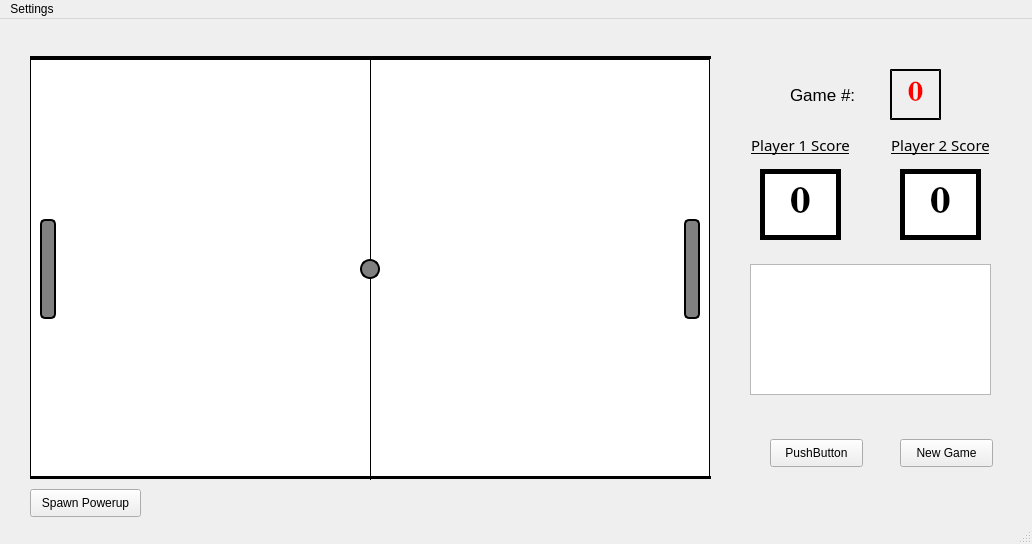
This is mainwindow.ui in DavidLengel/SuperPong as Qt 5 draws it before an edit. The edited form follows.
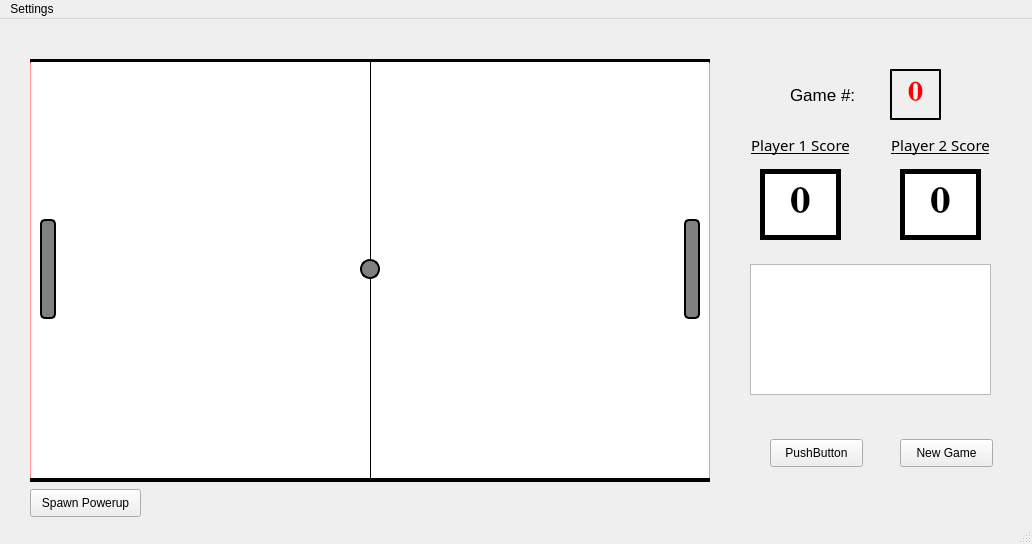
This is the edited form. Icons and pictures are not drawn.

What changed in the file:
```diff
--- a/mainwindow.ui
+++ b/mainwindow.ui
@@ -1542,9 +1542,9 @@
     <property name="geometry">
      <rect>
       <x>30</x>
-      <y>30</y>
-      <width>681</width>
-      <height>16</height>
+      <y>40</y>
+      <width>680</width>
+      <height>3</height>
      </rect>
     </property>
     <property name="frameShadow">
@@ -1561,9 +1561,9 @@
     <property name="geometry">
      <rect>
       <x>30</x>
-      <y>450</y>
-      <width>681</width>
-      <height>16</height>
+      <y>460</y>
+      <width>680</width>
+      <height>3</height>
      </rect>
     </property>
     <property name="frameShadow">
@@ -2657,17 +2657,944 @@
      <set>Qt::AlignCenter</set>
     </property>
    </widget>
-   <widget class="QWidget" name="horizontalLayoutWidget">
+   <widget class="Line" name="goal1">
     <property name="geometry">
      <rect>
-      <x>29</x>
-      <y>39</y>
-      <width>681</width>
-      <height>421</height>
+      <x>30</x>
+      <y>43</y>
+      <width>1</width>
+      <height>417</height>
      </rect>
     </property>
-    <layout class="QHBoxLayout" name="horizontalLayout"/>
+    <property name="palette">
+     <palette>
+      <active>
+       <colorrole role="WindowText">
+        <brush brushstyle="SolidPattern">
+         <color alpha="255">
+          <red>0</red>
+          <green>0</green>
+          <blue>0</blue>
+         </color>
+        </brush>
+       </colorrole>
+       <colorrole role="Button">
+        <brush brushstyle="SolidPattern">
+         <color alpha="255">
+          <red>239</red>
+          <green>41</green>
+          <blue>41</blue>
+         </color>
+        </brush>
+       </colorrole>
+       <colorrole role="Light">
+        <brush brushstyle="SolidPattern">
+         <color alpha="255">
+          <red>255</red>
+          <green>147</green>
+          <blue>147</blue>
+         </color>
+        </brush>
+       </colorrole>
+       <colorrole role="Midlight">
+        <brush brushstyle="SolidPattern">
+         <color alpha="255">
+          <red>247</red>
+          <green>94</green>
+          <blue>94</blue>
+         </color>
+        </brush>
+       </colorrole>
+       <colorrole role="Dark">
+        <brush brushstyle="SolidPattern">
+         <color alpha="255">
+          <red>119</red>
+          <green>20</green>
+          <blue>20</blue>
+         </color>
+        </brush>
+       </colorrole>
+       <colorrole role="Mid">
+        <brush brushstyle="SolidPattern">
+         <color alpha="255">
+          <red>159</red>
+          <green>27</green>
+          <blue>27</blue>
+         </color>
+        </brush>
+       </colorrole>
+       <colorrole role="Text">
+        <brush brushstyle="SolidPattern">
+         <color alpha="255">
+          <red>0</red>
+          <green>0</green>
+          <blue>0</blue>
+         </color>
+        </brush>
+       </colorrole>
+       <colorrole role="BrightText">
+        <brush brushstyle="SolidPattern">
+         <color alpha="255">
+          <red>255</red>
+          <green>255</green>
+          <blue>255</blue>
+         </color>
+        </brush>
+       </colorrole>
+       <colorrole role="ButtonText">
+        <brush brushstyle="SolidPattern">
+         <color alpha="255">
+          <red>0</red>
+          <green>0</green>
+          <blue>0</blue>
+         </color>
+        </brush>
+       </colorrole>
+       <colorrole role="Base">
+        <brush brushstyle="SolidPattern">
+         <color alpha="255">
+          <red>255</red>
+          <green>255</green>
+          <blue>255</blue>
+         </color>
+        </brush>
+       </colorrole>
+       <colorrole role="Window">
+        <brush brushstyle="SolidPattern">
+         <color alpha="255">
+          <red>239</red>
+          <green>41</green>
+          <blue>41</blue>
+         </color>
+        </brush>
+       </colorrole>
+       <colorrole role="Shadow">
+        <brush brushstyle="SolidPattern">
+         <color alpha="255">
+          <red>0</red>
+          <green>0</green>
+          <blue>0</blue>
+         </color>
+        </brush>
+       </colorrole>
+       <colorrole role="AlternateBase">
+        <brush brushstyle="SolidPattern">
+         <color alpha="255">
+          <red>247</red>
+          <green>148</green>
+          <blue>148</blue>
+         </color>
+        </brush>
+       </colorrole>
+       <colorrole role="ToolTipBase">
+        <brush brushstyle="SolidPattern">
+         <color alpha="255">
+          <red>255</red>
+          <green>255</green>
+          <blue>220</blue>
+         </color>
+        </brush>
+       </colorrole>
+       <colorrole role="ToolTipText">
+        <brush brushstyle="SolidPattern">
+         <color alpha="255">
+          <red>0</red>
+          <green>0</green>
+          <blue>0</blue>
+         </color>
+        </brush>
+       </colorrole>
+       <colorrole role="PlaceholderText">
+        <brush brushstyle="SolidPattern">
+         <color alpha="128">
+          <red>0</red>
+          <green>0</green>
+          <blue>0</blue>
+         </color>
+        </brush>
+       </colorrole>
+      </active>
+      <inactive>
+       <colorrole role="WindowText">
+        <brush brushstyle="SolidPattern">
+         <color alpha="255">
+          <red>0</red>
+          <green>0</green>
+          <blue>0</blue>
+         </color>
+        </brush>
+       </colorrole>
+       <colorrole role="Button">
+        <brush brushstyle="SolidPattern">
+         <color alpha="255">
+          <red>239</red>
+          <green>41</green>
+          <blue>41</blue>
+         </color>
+        </brush>
+       </colorrole>
+       <colorrole role="Light">
+        <brush brushstyle="SolidPattern">
+         <color alpha="255">
+          <red>255</red>
+          <green>147</green>
+          <blue>147</blue>
+         </color>
+        </brush>
+       </colorrole>
+       <colorrole role="Midlight">
+        <brush brushstyle="SolidPattern">
+         <color alpha="255">
+          <red>247</red>
+          <green>94</green>
+          <blue>94</blue>
+         </color>
+        </brush>
+       </colorrole>
+       <colorrole role="Dark">
+        <brush brushstyle="SolidPattern">
+         <color alpha="255">
+          <red>119</red>
+          <green>20</green>
+          <blue>20</blue>
+         </color>
+        </brush>
+       </colorrole>
+       <colorrole role="Mid">
+        <brush brushstyle="SolidPattern">
+         <color alpha="255">
+          <red>159</red>
+          <green>27</green>
+          <blue>27</blue>
+         </color>
+        </brush>
+       </colorrole>
+       <colorrole role="Text">
+        <brush brushstyle="SolidPattern">
+         <color alpha="255">
+          <red>0</red>
+          <green>0</green>
+          <blue>0</blue>
+         </color>
+        </brush>
+       </colorrole>
+       <colorrole role="BrightText">
+        <brush brushstyle="SolidPattern">
+         <color alpha="255">
+          <red>255</red>
+          <green>255</green>
+          <blue>255</blue>
+         </color>
+        </brush>
+       </colorrole>
+       <colorrole role="ButtonText">
+        <brush brushstyle="SolidPattern">
+         <color alpha="255">
+          <red>0</red>
+          <green>0</green>
+          <blue>0</blue>
+         </color>
+        </brush>
+       </colorrole>
+       <colorrole role="Base">
+        <brush brushstyle="SolidPattern">
+         <color alpha="255">
+          <red>255</red>
+          <green>255</green>
+          <blue>255</blue>
+         </color>
+        </brush>
+       </colorrole>
+       <colorrole role="Window">
+        <brush brushstyle="SolidPattern">
+         <color alpha="255">
+          <red>239</red>
+          <green>41</green>
+          <blue>41</blue>
+         </color>
+        </brush>
+       </colorrole>
+       <colorrole role="Shadow">
+        <brush brushstyle="SolidPattern">
+         <color alpha="255">
+          <red>0</red>
+          <green>0</green>
+          <blue>0</blue>
+         </color>
+        </brush>
+       </colorrole>
+       <colorrole role="AlternateBase">
+        <brush brushstyle="SolidPattern">
+         <color alpha="255">
+          <red>247</red>
+          <green>148</green>
+          <blue>148</blue>
+         </color>
+        </brush>
+       </colorrole>
+       <colorrole role="ToolTipBase">
+        <brush brushstyle="SolidPattern">
+         <color alpha="255">
+          <red>255</red>
+          <green>255</green>
+          <blue>220</blue>
+         </color>
+        </brush>
+       </colorrole>
+       <colorrole role="ToolTipText">
+        <brush brushstyle="SolidPattern">
+         <color alpha="255">
+          <red>0</red>
+          <green>0</green>
+          <blue>0</blue>
+         </color>
+        </brush>
+       </colorrole>
+       <colorrole role="PlaceholderText">
+        <brush brushstyle="SolidPattern">
+         <color alpha="128">
+          <red>0</red>
+          <green>0</green>
+          <blue>0</blue>
+         </color>
+        </brush>
+       </colorrole>
+      </inactive>
+      <disabled>
+       <colorrole role="WindowText">
+        <brush brushstyle="SolidPattern">
+         <color alpha="255">
+          <red>119</red>
+          <green>20</green>
+          <blue>20</blue>
+         </color>
+        </brush>
+       </colorrole>
+       <colorrole role="Button">
+        <brush brushstyle="SolidPattern">
+         <color alpha="255">
+          <red>239</red>
+          <green>41</green>
+          <blue>41</blue>
+         </color>
+        </brush>
+       </colorrole>
+       <colorrole role="Light">
+        <brush brushstyle="SolidPattern">
+         <color alpha="255">
+          <red>255</red>
+          <green>147</green>
+          <blue>147</blue>
+         </color>
+        </brush>
+       </colorrole>
+       <colorrole role="Midlight">
+        <brush brushstyle="SolidPattern">
+         <color alpha="255">
+          <red>247</red>
+          <green>94</green>
+          <blue>94</blue>
+         </color>
+        </brush>
+       </colorrole>
+       <colorrole role="Dark">
+        <brush brushstyle="SolidPattern">
+         <color alpha="255">
+          <red>119</red>
+          <green>20</green>
+          <blue>20</blue>
+         </color>
+        </brush>
+       </colorrole>
+       <colorrole role="Mid">
+        <brush brushstyle="SolidPattern">
+         <color alpha="255">
+          <red>159</red>
+          <green>27</green>
+          <blue>27</blue>
+         </color>
+        </brush>
+       </colorrole>
+       <colorrole role="Text">
+        <brush brushstyle="SolidPattern">
+         <color alpha="255">
+          <red>119</red>
+          <green>20</green>
+          <blue>20</blue>
+         </color>
+        </brush>
+       </colorrole>
+       <colorrole role="BrightText">
+        <brush brushstyle="SolidPattern">
+         <color alpha="255">
+          <red>255</red>
+          <green>255</green>
+          <blue>255</blue>
+         </color>
+        </brush>
+       </colorrole>
+       <colorrole role="ButtonText">
+        <brush brushstyle="SolidPattern">
+         <color alpha="255">
+          <red>119</red>
+          <green>20</green>
+          <blue>20</blue>
+         </color>
+        </brush>
+       </colorrole>
+       <colorrole role="Base">
+        <brush brushstyle="SolidPattern">
+         <color alpha="255">
+          <red>239</red>
+          <green>41</green>
+          <blue>41</blue>
+         </color>
+        </brush>
+       </colorrole>
+       <colorrole role="Window">
+        <brush brushstyle="SolidPattern">
+         <color alpha="255">
+          <red>239</red>
+          <green>41</green>
+          <blue>41</blue>
+         </color>
+        </brush>
+       </colorrole>
+       <colorrole role="Shadow">
+        <brush brushstyle="SolidPattern">
+         <color alpha="255">
+          <red>0</red>
+          <green>0</green>
+          <blue>0</blue>
+         </color>
+        </brush>
+       </colorrole>
+       <colorrole role="AlternateBase">
+        <brush brushstyle="SolidPattern">
+         <color alpha="255">
+          <red>239</red>
+          <green>41</green>
+          <blue>41</blue>
+         </color>
+        </brush>
+       </colorrole>
+       <colorrole role="ToolTipBase">
+        <brush brushstyle="SolidPattern">
+         <color alpha="255">
+          <red>255</red>
+          <green>255</green>
+          <blue>220</blue>
+         </color>
+        </brush>
+       </colorrole>
+       <colorrole role="ToolTipText">
+        <brush brushstyle="SolidPattern">
+         <color alpha="255">
+          <red>0</red>
+          <green>0</green>
+          <blue>0</blue>
+         </color>
+        </brush>
+       </colorrole>
+       <colorrole role="PlaceholderText">
+        <brush brushstyle="SolidPattern">
+         <color alpha="128">
+          <red>0</red>
+          <green>0</green>
+          <blue>0</blue>
+         </color>
+        </brush>
+       </colorrole>
+      </disabled>
+     </palette>
+    </property>
+    <property name="lineWidth">
+     <number>1</number>
+    </property>
+    <property name="orientation">
+     <enum>Qt::Vertical</enum>
+    </property>
    </widget>
+   <widget class="Line" name="goal2">
+    <property name="geometry">
+     <rect>
+      <x>709</x>
+      <y>43</y>
+      <width>1</width>
+      <height>417</height>
+     </rect>
+    </property>
+    <property name="palette">
+     <palette>
+      <active>
+       <colorrole role="WindowText">
+        <brush brushstyle="SolidPattern">
+         <color alpha="255">
+          <red>0</red>
+          <green>0</green>
+          <blue>0</blue>
+         </color>
+        </brush>
+       </colorrole>
+       <colorrole role="Button">
+        <brush brushstyle="SolidPattern">
+         <color alpha="255">
+          <red>239</red>
+          <green>41</green>
+          <blue>41</blue>
+         </color>
+        </brush>
+       </colorrole>
+       <colorrole role="Light">
+        <brush brushstyle="SolidPattern">
+         <color alpha="255">
+          <red>255</red>
+          <green>147</green>
+          <blue>147</blue>
+         </color>
+        </brush>
+       </colorrole>
+       <colorrole role="Midlight">
+        <brush brushstyle="SolidPattern">
+         <color alpha="255">
+          <red>247</red>
+          <green>94</green>
+          <blue>94</blue>
+         </color>
+        </brush>
+       </colorrole>
+       <colorrole role="Dark">
+        <brush brushstyle="SolidPattern">
+         <color alpha="255">
+          <red>119</red>
+          <green>20</green>
+          <blue>20</blue>
+         </color>
+        </brush>
+       </colorrole>
+       <colorrole role="Mid">
+        <brush brushstyle="SolidPattern">
+         <color alpha="255">
+          <red>159</red>
+          <green>27</green>
+          <blue>27</blue>
+         </color>
+        </brush>
+       </colorrole>
+       <colorrole role="Text">
+        <brush brushstyle="SolidPattern">
+         <color alpha="255">
+          <red>0</red>
+          <green>0</green>
+          <blue>0</blue>
+         </color>
+        </brush>
+       </colorrole>
+       <colorrole role="BrightText">
+        <brush brushstyle="SolidPattern">
+         <color alpha="255">
+          <red>255</red>
+          <green>255</green>
+          <blue>255</blue>
+         </color>
+        </brush>
+       </colorrole>
+       <colorrole role="ButtonText">
+        <brush brushstyle="SolidPattern">
+         <color alpha="255">
+          <red>0</red>
+          <green>0</green>
+          <blue>0</blue>
+         </color>
+        </brush>
+       </colorrole>
+       <colorrole role="Base">
+        <brush brushstyle="SolidPattern">
+         <color alpha="255">
+          <red>255</red>
+          <green>255</green>
+          <blue>255</blue>
+         </color>
+        </brush>
+       </colorrole>
+       <colorrole role="Window">
+        <brush brushstyle="SolidPattern">
+         <color alpha="255">
+          <red>239</red>
+          <green>41</green>
+          <blue>41</blue>
+         </color>
+        </brush>
+       </colorrole>
+       <colorrole role="Shadow">
+        <brush brushstyle="SolidPattern">
+         <color alpha="255">
+          <red>0</red>
+          <green>0</green>
+          <blue>0</blue>
+         </color>
+        </brush>
+       </colorrole>
+       <colorrole role="AlternateBase">
+        <brush brushstyle="SolidPattern">
+         <color alpha="255">
+          <red>247</red>
+          <green>148</green>
+          <blue>148</blue>
+         </color>
+        </brush>
+       </colorrole>
+       <colorrole role="ToolTipBase">
+        <brush brushstyle="SolidPattern">
+         <color alpha="255">
+          <red>255</red>
+          <green>255</green>
+          <blue>220</blue>
+         </color>
+        </brush>
+       </colorrole>
+       <colorrole role="ToolTipText">
+        <brush brushstyle="SolidPattern">
+         <color alpha="255">
+          <red>0</red>
+          <green>0</green>
+          <blue>0</blue>
+         </color>
+        </brush>
+       </colorrole>
+       <colorrole role="PlaceholderText">
+        <brush brushstyle="SolidPattern">
+         <color alpha="128">
+          <red>0</red>
+          <green>0</green>
+          <blue>0</blue>
+         </color>
+        </brush>
+       </colorrole>
+      </active>
+      <inactive>
+       <colorrole role="WindowText">
+        <brush brushstyle="SolidPattern">
+         <color alpha="255">
+          <red>0</red>
+          <green>0</green>
+          <blue>0</blue>
+         </color>
+        </brush>
+       </colorrole>
+       <colorrole role="Button">
+        <brush brushstyle="SolidPattern">
+         <color alpha="255">
+          <red>239</red>
+          <green>41</green>
+          <blue>41</blue>
+         </color>
+        </brush>
+       </colorrole>
+       <colorrole role="Light">
+        <brush brushstyle="SolidPattern">
+         <color alpha="255">
+          <red>255</red>
+          <green>147</green>
+          <blue>147</blue>
+         </color>
+        </brush>
+       </colorrole>
+       <colorrole role="Midlight">
+        <brush brushstyle="SolidPattern">
+         <color alpha="255">
+          <red>247</red>
+          <green>94</green>
+          <blue>94</blue>
+         </color>
+        </brush>
+       </colorrole>
+       <colorrole role="Dark">
+        <brush brushstyle="SolidPattern">
+         <color alpha="255">
+          <red>119</red>
+          <green>20</green>
+          <blue>20</blue>
+         </color>
+        </brush>
+       </colorrole>
+       <colorrole role="Mid">
+        <brush brushstyle="SolidPattern">
+         <color alpha="255">
+          <red>159</red>
+          <green>27</green>
+          <blue>27</blue>
+         </color>
+        </brush>
+       </colorrole>
+       <colorrole role="Text">
+        <brush brushstyle="SolidPattern">
+         <color alpha="255">
+          <red>0</red>
+          <green>0</green>
+          <blue>0</blue>
+         </color>
+        </brush>
+       </colorrole>
+       <colorrole role="BrightText">
+        <brush brushstyle="SolidPattern">
+         <color alpha="255">
+          <red>255</red>
+          <green>255</green>
+          <blue>255</blue>
+         </color>
+        </brush>
+       </colorrole>
+       <colorrole role="ButtonText">
+        <brush brushstyle="SolidPattern">
+         <color alpha="255">
+          <red>0</red>
+          <green>0</green>
+          <blue>0</blue>
+         </color>
+        </brush>
+       </colorrole>
+       <colorrole role="Base">
+        <brush brushstyle="SolidPattern">
+         <color alpha="255">
+          <red>255</red>
+          <green>255</green>
+          <blue>255</blue>
+         </color>
+        </brush>
+       </colorrole>
+       <colorrole role="Window">
+        <brush brushstyle="SolidPattern">
+         <color alpha="255">
+          <red>239</red>
+          <green>41</green>
+          <blue>41</blue>
+         </color>
+        </brush>
+       </colorrole>
+       <colorrole role="Shadow">
+        <brush brushstyle="SolidPattern">
+         <color alpha="255">
+          <red>0</red>
+          <green>0</green>
+          <blue>0</blue>
+         </color>
+        </brush>
+       </colorrole>
+       <colorrole role="AlternateBase">
+        <brush brushstyle="SolidPattern">
+         <color alpha="255">
+          <red>247</red>
+          <green>148</green>
+          <blue>148</blue>
+         </color>
+        </brush>
+       </colorrole>
+       <colorrole role="ToolTipBase">
+        <brush brushstyle="SolidPattern">
+         <color alpha="255">
+          <red>255</red>
+          <green>255</green>
+          <blue>220</blue>
+         </color>
+        </brush>
+       </colorrole>
+       <colorrole role="ToolTipText">
+        <brush brushstyle="SolidPattern">
+         <color alpha="255">
+          <red>0</red>
+          <green>0</green>
+          <blue>0</blue>
+         </color>
+        </brush>
+       </colorrole>
+       <colorrole role="PlaceholderText">
+        <brush brushstyle="SolidPattern">
+         <color alpha="128">
+          <red>0</red>
+          <green>0</green>
+          <blue>0</blue>
+         </color>
+        </brush>
+       </colorrole>
+      </inactive>
+      <disabled>
+       <colorrole role="WindowText">
+        <brush brushstyle="SolidPattern">
+         <color alpha="255">
+          <red>119</red>
+          <green>20</green>
+          <blue>20</blue>
+         </color>
+        </brush>
+       </colorrole>
+       <colorrole role="Button">
+        <brush brushstyle="SolidPattern">
+         <color alpha="255">
+          <red>239</red>
+          <green>41</green>
+          <blue>41</blue>
+         </color>
+        </brush>
+       </colorrole>
+       <colorrole role="Light">
+        <brush brushstyle="SolidPattern">
+         <color alpha="255">
+          <red>255</red>
+          <green>147</green>
+          <blue>147</blue>
+         </color>
+        </brush>
+       </colorrole>
+       <colorrole role="Midlight">
+        <brush brushstyle="SolidPattern">
+         <color alpha="255">
+          <red>247</red>
+          <green>94</green>
+          <blue>94</blue>
+         </color>
+        </brush>
+       </colorrole>
+       <colorrole role="Dark">
+        <brush brushstyle="SolidPattern">
+         <color alpha="255">
+          <red>119</red>
+          <green>20</green>
+          <blue>20</blue>
+         </color>
+        </brush>
+       </colorrole>
+       <colorrole role="Mid">
+        <brush brushstyle="SolidPattern">
+         <color alpha="255">
+          <red>159</red>
+          <green>27</green>
+          <blue>27</blue>
+         </color>
+        </brush>
+       </colorrole>
+       <colorrole role="Text">
+        <brush brushstyle="SolidPattern">
+         <color alpha="255">
+          <red>119</red>
+          <green>20</green>
+          <blue>20</blue>
+         </color>
+        </brush>
+       </colorrole>
+       <colorrole role="BrightText">
+        <brush brushstyle="SolidPattern">
+         <color alpha="255">
+          <red>255</red>
+          <green>255</green>
+          <blue>255</blue>
+         </color>
+        </brush>
+       </colorrole>
+       <colorrole role="ButtonText">
+        <brush brushstyle="SolidPattern">
+         <color alpha="255">
+          <red>119</red>
+          <green>20</green>
+          <blue>20</blue>
+         </color>
+        </brush>
+       </colorrole>
+       <colorrole role="Base">
+        <brush brushstyle="SolidPattern">
+         <color alpha="255">
+          <red>239</red>
+          <green>41</green>
+          <blue>41</blue>
+         </color>
+        </brush>
+       </colorrole>
+       <colorrole role="Window">
+        <brush brushstyle="SolidPattern">
+         <color alpha="255">
+          <red>239</red>
+          <green>41</green>
+          <blue>41</blue>
+         </color>
+        </brush>
+       </colorrole>
+       <colorrole role="Shadow">
+        <brush brushstyle="SolidPattern">
+         <color alpha="255">
+          <red>0</red>
+          <green>0</green>
+          <blue>0</blue>
+         </color>
+        </brush>
+       </colorrole>
+       <colorrole role="AlternateBase">
+        <brush brushstyle="SolidPattern">
+         <color alpha="255">
+          <red>239</red>
+          <green>41</green>
+          <blue>41</blue>
+         </color>
+        </brush>
+       </colorrole>
+       <colorrole role="ToolTipBase">
+        <brush brushstyle="SolidPattern">
+         <color alpha="255">
+          <red>255</red>
+          <green>255</green>
+          <blue>220</blue>
+         </color>
+        </brush>
+       </colorrole>
+       <colorrole role="ToolTipText">
+        <brush brushstyle="SolidPattern">
+         <color alpha="255">
+          <red>0</red>
+          <green>0</green>
+          <blue>0</blue>
+         </color>
+        </brush>
+       </colorrole>
+       <colorrole role="PlaceholderText">
+        <brush brushstyle="SolidPattern">
+         <color alpha="128">
+          <red>0</red>
+          <green>0</green>
+          <blue>0</blue>
+         </color>
+        </brush>
+       </colorrole>
+      </disabled>
+     </palette>
+    </property>
+    <property name="lineWidth">
+     <number>1</number>
+    </property>
+    <property name="orientation">
+     <enum>Qt::Vertical</enum>
+    </property>
+   </widget>
+   <zorder>historyList</zorder>
+   <zorder>pushButton</zorder>
+   <zorder>gameField</zorder>
+   <zorder>p1ScoreLabel</zorder>
+   <zorder>p1Score</zorder>
+   <zorder>p2ScoreLabel</zorder>
+   <zorder>p2Score</zorder>
+   <zorder>newGameButton</zorder>
+   <zorder>dividerLine</zorder>
+   <zorder>bottomWall</zorder>
+   <zorder>paddle1</zorder>
+   <zorder>ball</zorder>
+   <zorder>paddle2</zorder>
+   <zorder>spawnPowerupButton</zorder>
+   <zorder>powerupExtend</zorder>
+   <zorder>powerupCharge</zorder>
+   <zorder>powerupShrink</zorder>
+   <zorder>gameCountLabel</zorder>
+   <zorder>gameCount</zorder>
+   <zorder>goal1</zorder>
+   <zorder>topWall</zorder>
+   <zorder>goal2</zorder>
   </widget>
   <widget class="QMenuBar" name="menubar">
    <property name="geometry">
```
